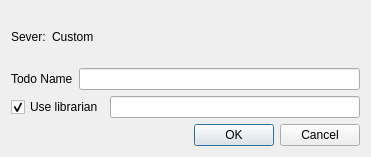
Above: neurolabi/gui/dialogs/zdvidadvanceddialog.ui from janelia-flyem/NeuTu before the change. Below: the same form after it.
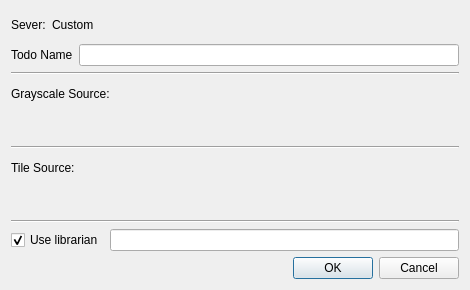
That is the form after the change. Custom widgets are drawn as their Qt base class.

Commit message: add local grayscale

Patch:
```diff
--- a/neurolabi/gui/dialogs/zdvidadvanceddialog.ui
+++ b/neurolabi/gui/dialogs/zdvidadvanceddialog.ui
@@ -6,8 +6,8 @@
    <rect>
     <x>0</x>
     <y>0</y>
-    <width>371</width>
-    <height>157</height>
+    <width>470</width>
+    <height>290</height>
    </rect>
   </property>
   <property name="windowTitle">
@@ -59,6 +59,47 @@
      </item>
     </layout>
    </item>
+   <item>
+    <widget class="Line" name="line">
+     <property name="orientation">
+      <enum>Qt::Horizontal</enum>
+     </property>
+    </widget>
+   </item>
+   <item>
+    <widget class="QLabel" name="label_2">
+     <property name="text">
+      <string>Grayscale Source:</string>
+     </property>
+    </widget>
+   </item>
+   <item>
+    <widget class="ZDvidSourceWidget" name="grayscaleSourceWidget" native="true"/>
+   </item>
+   <item>
+    <widget class="Line" name="line_2">
+     <property name="orientation">
+      <enum>Qt::Horizontal</enum>
+     </property>
+    </widget>
+   </item>
+   <item>
+    <widget class="QLabel" name="label_3">
+     <property name="text">
+      <string>Tile Source:</string>
+     </property>
+    </widget>
+   </item>
+   <item>
+    <widget class="ZDvidSourceWidget" name="tileSourceWidget" native="true"/>
+   </item>
+   <item>
+    <widget class="Line" name="line_3">
+     <property name="orientation">
+      <enum>Qt::Horizontal</enum>
+     </property>
+    </widget>
+   </item>
    <item>
     <layout class="QHBoxLayout" name="horizontalLayout_15">
      <item>
@@ -88,6 +129,14 @@
    </item>
   </layout>
  </widget>
+ <customwidgets>
+  <customwidget>
+   <class>ZDvidSourceWidget</class>
+   <extends>QWidget</extends>
+   <header location="global">widgets/zdvidsourcewidget.h</header>
+   <container>1</container>
+  </customwidget>
+ </customwidgets>
  <resources/>
  <connections>
   <connection>
```
The commit also changes 12 other files.
